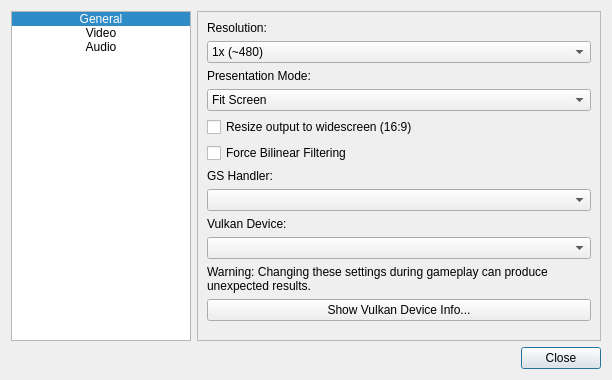
Before: the Qt Designer form Source/ui_qt/Qt_ui/settingsdialog.ui in jpd002/Play-, drawn with Qt 5.
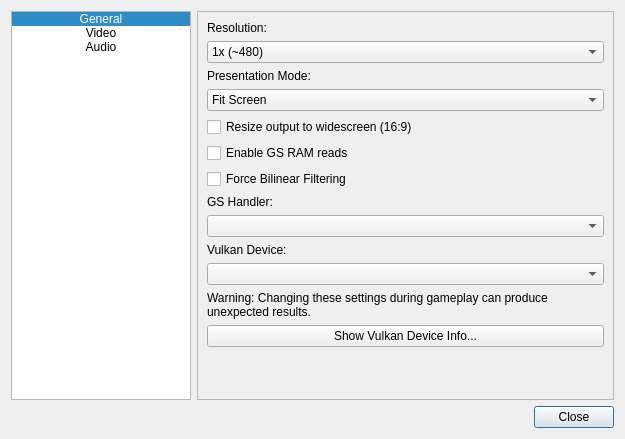
After: the same form once the commit is applied. Icons and pictures are not drawn.

Commit message:
Add setting to toggle GS RAM reads.
Only used in Vulkan.

Patch:
```diff
--- a/Source/ui_qt/Qt_ui/settingsdialog.ui
+++ b/Source/ui_qt/Qt_ui/settingsdialog.ui
@@ -6,8 +6,8 @@
    <rect>
     <x>0</x>
     <y>0</y>
-    <width>612</width>
-    <height>380</height>
+    <width>625</width>
+    <height>439</height>
    </rect>
   </property>
   <property name="windowTitle">
@@ -291,6 +291,13 @@
          </property>
         </widget>
        </item>
+       <item>
+        <widget class="QCheckBox" name="checkBox_enable_gs_ram_reads">
+         <property name="text">
+          <string>Enable GS RAM reads</string>
+         </property>
+        </widget>
+       </item>
        <item>
         <widget class="QCheckBox" name="checkBox_force_bilinear_filtering">
          <property name="text">
```
The commit also changes 5 other files.
